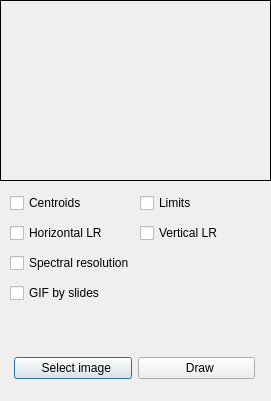
Old version of the form selwathtocheck.ui in the repository JairoSalazarV/QtHypCam.
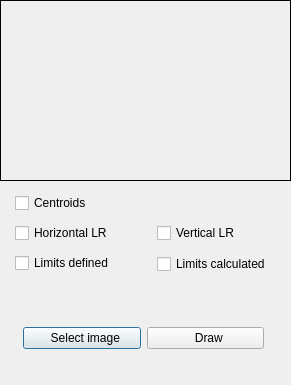
New version of the form. Icons and pictures are not drawn.

Commit message: It has calibration validation almost complete. It requires to validate wavelength LR. It is, receives the wavelength and return the pixel corresponding. It will code in the limit calculated option of the selWathToCheck form.

Patch:
```diff
--- a/selwathtocheck.ui
+++ b/selwathtocheck.ui
@@ -6,8 +6,8 @@
    <rect>
     <x>0</x>
     <y>0</y>
-    <width>271</width>
-    <height>401</height>
+    <width>291</width>
+    <height>385</height>
    </rect>
   </property>
   <property name="windowTitle">
@@ -18,7 +18,7 @@
     <rect>
      <x>0</x>
      <y>0</y>
-     <width>271</width>
+     <width>291</width>
      <height>181</height>
     </rect>
    </property>
@@ -35,7 +35,7 @@
   <widget class="QCheckBox" name="checkBoxCentroids">
    <property name="geometry">
     <rect>
-     <x>10</x>
+     <x>15</x>
      <y>190</y>
      <width>95</width>
      <height>26</height>
@@ -48,7 +48,7 @@
   <widget class="QCheckBox" name="checkBoxHorizLR">
    <property name="geometry">
     <rect>
-     <x>10</x>
+     <x>15</x>
      <y>220</y>
      <width>121</width>
      <height>26</height>
@@ -61,7 +61,7 @@
   <widget class="QCheckBox" name="checkBoxVertLR">
    <property name="geometry">
     <rect>
-     <x>140</x>
+     <x>157</x>
      <y>220</y>
      <width>121</width>
      <height>26</height>
@@ -74,8 +74,8 @@
   <widget class="QWidget" name="layoutWidget">
    <property name="geometry">
     <rect>
-     <x>14</x>
-     <y>350</y>
+     <x>23</x>
+     <y>320</y>
      <width>241</width>
      <height>36</height>
     </rect>
@@ -120,40 +120,27 @@
   <widget class="QCheckBox" name="checkBoxLimits">
    <property name="geometry">
     <rect>
-     <x>140</x>
-     <y>190</y>
-     <width>95</width>
-     <height>26</height>
-    </rect>
-   </property>
-   <property name="text">
-    <string>Limits</string>
-   </property>
-  </widget>
-  <widget class="QCheckBox" name="checkBoxResolution">
-   <property name="geometry">
-    <rect>
-     <x>10</x>
+     <x>15</x>
      <y>250</y>
-     <width>151</width>
+     <width>121</width>
      <height>26</height>
     </rect>
    </property>
    <property name="text">
-    <string>Spectral resolution</string>
+    <string>Limits defined</string>
    </property>
   </widget>
   <widget class="QCheckBox" name="checkBoxResolution_2">
    <property name="geometry">
     <rect>
-     <x>10</x>
-     <y>280</y>
-     <width>151</width>
+     <x>157</x>
+     <y>251</y>
+     <width>141</width>
      <height>26</height>
     </rect>
    </property>
    <property name="text">
-    <string>GIF by slides</string>
+    <string>Limits calculated</string>
    </property>
   </widget>
  </widget>
```
Left out of the diff: 2 changed lines with no effect on the pictures. The commit also changes 6 other files.
